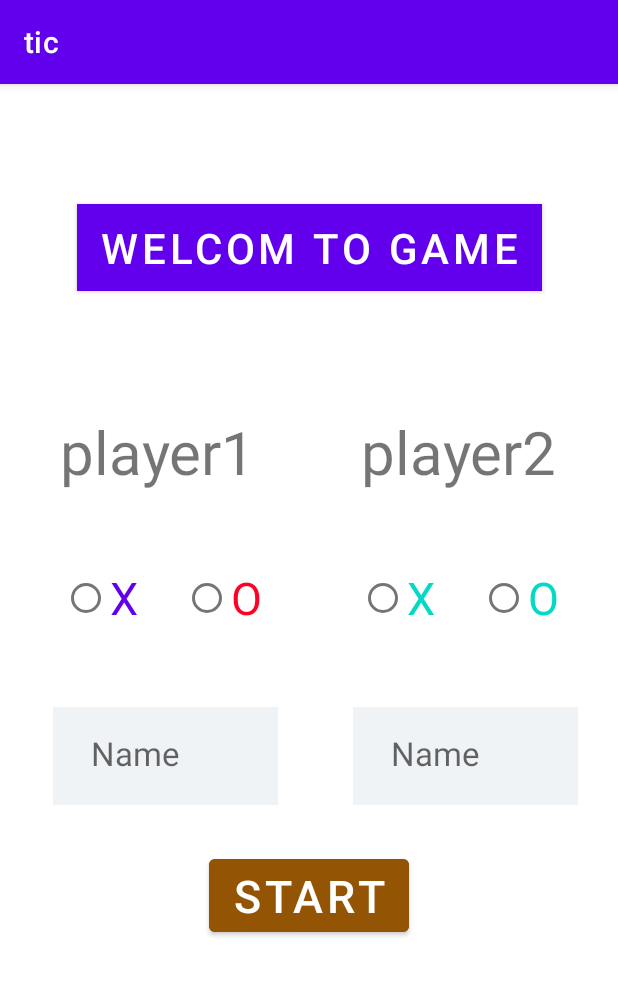
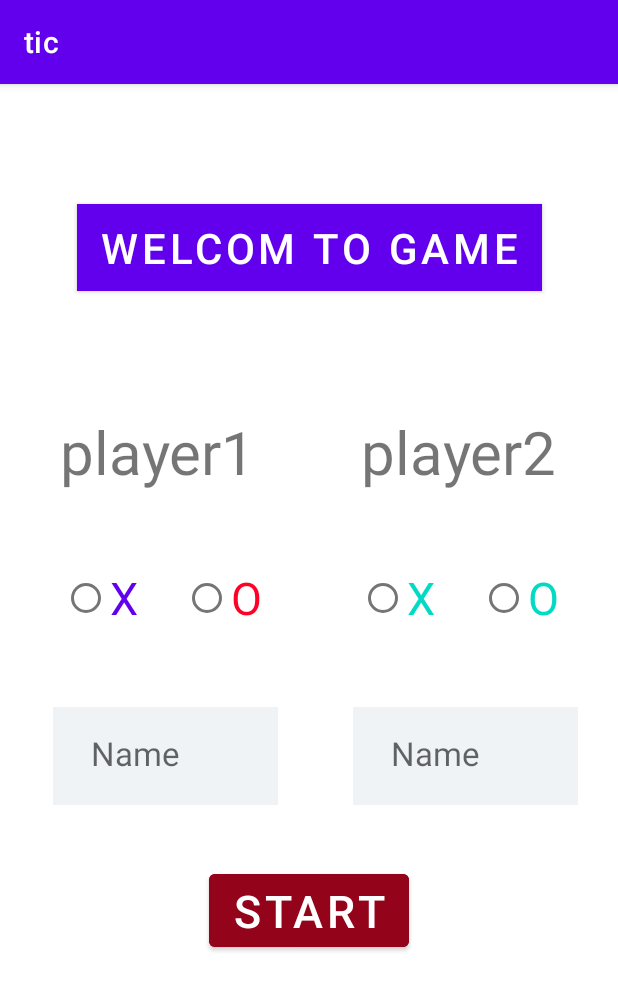
Before and after one commit to ALY-Mohammed/Tik, an Android app: the screen it shows after launch (MainActivity2), on a phone screen of 412 x 824 dp. Shown: the top 990 px of the screen. Run offline under Robolectric (Android 15) with nearby library versions, the phone set to English and light mode, and no system bars.

Commit message:
update start button color And size.

```diff
--- a/app/src/main/res/layout/activity_main2.xml
+++ b/app/src/main/res/layout/activity_main2.xml
@@ -201,13 +201,13 @@
         android:id="@+id/start_btn"
         android:layout_width="wrap_content"
         android:layout_height="wrap_content"
-        android:backgroundTint="#935503"
+        android:backgroundTint="#930319"
         android:text="Start"
         android:textSize="30sp"
         app:layout_constraintEnd_toEndOf="parent"
         app:layout_constraintStart_toStartOf="parent"
         app:layout_constraintTop_toBottomOf="@id/layoutTwo2"
-        android:layout_marginTop="30dp"
+        android:layout_marginTop="40dp"
          />
 
 
```
